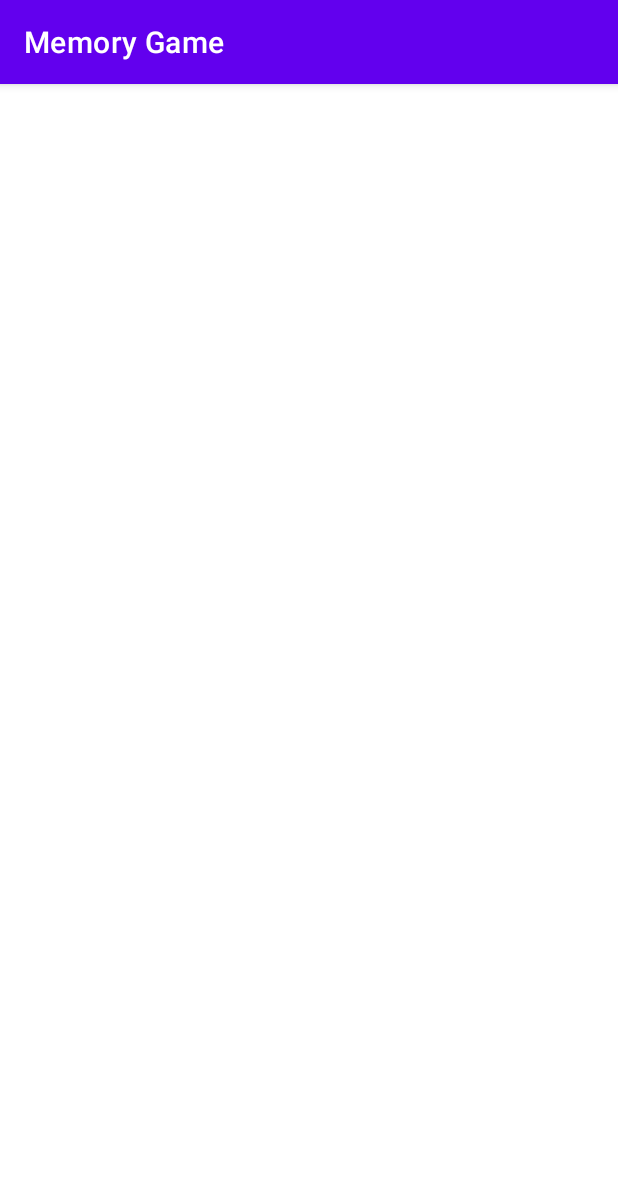
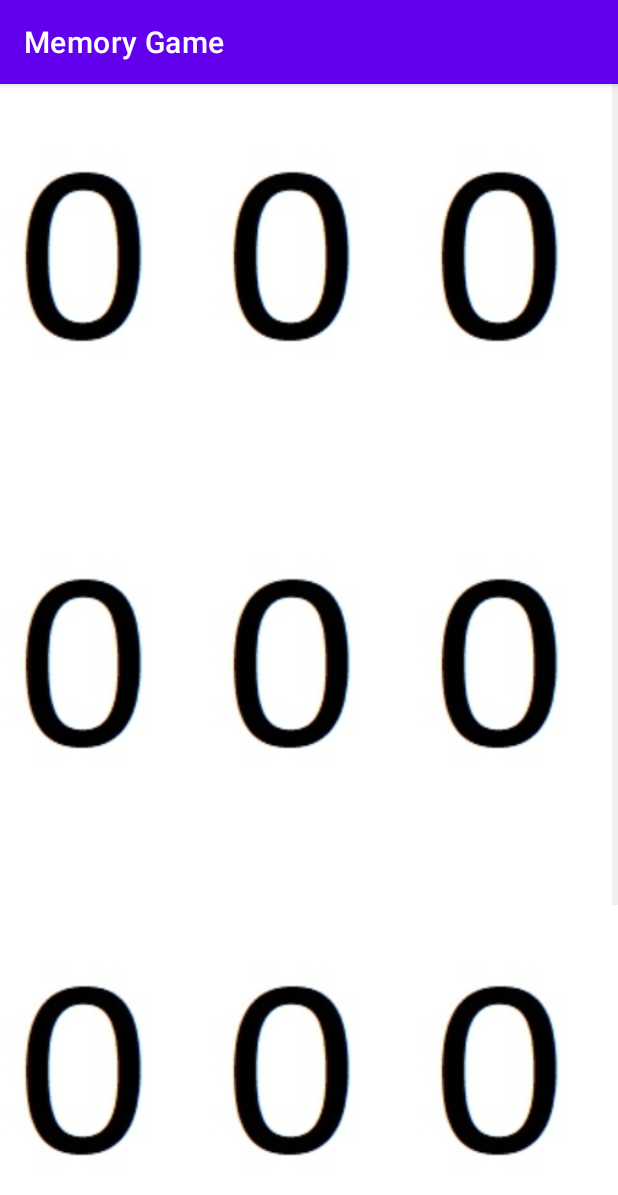
Before and after one commit to Danlin-Chen/MemoryGame, an Android app: the GameActivity screen opened directly, with no data from a screen before it, on a phone screen of 412 x 824 dp. Shown: the top 1195 px of the screen. Run offline under Robolectric (Android 15) with nearby library versions, the phone set to English and light mode, and no system bars.

Commit message:
Using images from drawable

```diff
--- a/app/src/main/java/iss/workshop/memorygame/GameActivity.java
+++ b/app/src/main/java/iss/workshop/memorygame/GameActivity.java
@@ -3,12 +3,85 @@ package iss.workshop.memorygame;
 import androidx.appcompat.app.AppCompatActivity;
 
 import android.os.Bundle;
+import android.os.Handler;
+import android.view.View;
+import android.widget.AdapterView;
+import android.widget.GridView;
+import android.widget.ImageView;
+
+import java.util.ArrayList;
+import java.util.Arrays;
+import java.util.Collections;
+import java.util.List;
 
 public class GameActivity extends AppCompatActivity {
+
+    private Integer[] mbaseImages = new Integer[12];
+    private List<Integer> gameImages = new ArrayList<Integer>();
+    private List<Integer> imagesFound = new ArrayList<Integer>();
+    private int previousImage = -1;
+
 
     @Override
     protected void onCreate(Bundle savedInstanceState) {
         super.onCreate(savedInstanceState);
         setContentView(R.layout.activity_game);
+
+        GridView gridView = (GridView) findViewById(R.id.gameImageGridView);
+
+        initImages();
+        gridView.setAdapter(new ImageAdapter(this, mbaseImages));
+
+        gridView.setOnItemClickListener(new AdapterView.OnItemClickListener() {
+            @Override
+            public void onItemClick(AdapterView<?> parent, View view, int position, long id) {
+                ImageView imageView = (ImageView) view;
+
+                if((!imagesFound.contains(position)) && position!=previousImage){
+                    if(previousImage == -1){
+                        previousImage = position;
+                        imageView.setImageResource(gameImages.get(position));
+                    }else{
+                        if(gameImages.get(previousImage)==gameImages.get(position)){
+                            imagesFound.add(position);
+                            imagesFound.add(previousImage);
+                            previousImage = -1;
+                            imageView.setImageResource(gameImages.get(position));
+
+                        }else{
+                            imageView.setImageResource(gameImages.get(position));
+                            final Handler handler = new Handler();
+                            handler.postDelayed(new Runnable() {
+                                @Override
+                                public void run() {
+                                    ImageView prevView = (ImageView) gridView.getChildAt(previousImage);
+                                    prevView.setImageResource(R.drawable.img_0);
+                                    imageView.setImageResource(R.drawable.img_0);
+                                    previousImage = -1;
+                                }
+                            }, 1000);
+                        }
+                    }
+                }
+
+            }
+        });
+    }
+
+    protected void initImages(){
+        Arrays.fill(mbaseImages, R.drawable.img_0);
+        gameImages.add(R.drawable.img_1);
+        gameImages.add(R.drawable.img_1);
+        gameImages.add(R.drawable.img_2);
+        gameImages.add(R.drawable.img_2);
+        gameImages.add(R.drawable.img_3);
+        gameImages.add(R.drawable.img_3);
+        gameImages.add(R.drawable.img_4);
+        gameImages.add(R.drawable.img_4);
+        gameImages.add(R.drawable.img_5);
+        gameImages.add(R.drawable.img_5);
+        gameImages.add(R.drawable.img_6);
+        gameImages.add(R.drawable.img_6);
+        //Collections.shuffle(gameImages);
     }
 }
--- /dev/null
+++ b/app/src/main/java/iss/workshop/memorygame/ImageAdapter.java
@@ -0,0 +1,56 @@
+package iss.workshop.memorygame;
+
+import android.content.Context;
+import android.view.View;
+import android.view.ViewGroup;
+import android.widget.BaseAdapter;
+import android.widget.GridView;
+import android.widget.ImageView;
+
+import java.util.Arrays;
+
+public class ImageAdapter extends BaseAdapter {
+
+    private Context mContext;
+
+    private Integer[] mImageIds;
+
+    public ImageAdapter(Context context, Integer[] ids){
+        mContext = context;
+        mImageIds = ids;
+    }
+
+    @Override
+    public int getCount() {
+        return mImageIds.length;
+    }
+
+    @Override
+    public Object getItem(int position) {
+        return null;
+    }
+
+    @Override
+    public long getItemId(int position) {
+        return 0;
+    }
+
+    @Override
+    public View getView(int position, View convertView, ViewGroup parent) {
+        ImageView imageView;
+
+        if (convertView == null) {
+            imageView = new ImageView(mContext);
+            imageView.setLayoutParams(new GridView.LayoutParams(300, 400));
+            imageView.setScaleType(ImageView.ScaleType.CENTER_CROP);
+            imageView.setPadding(8, 8, 8, 8);
+        }
+        else
+        {
+            imageView = (ImageView) convertView;
+        }
+        imageView.setImageResource(mImageIds[position]);
+        return imageView;
+    }
+
+}
--- a/app/src/main/res/layout/activity_game.xml
+++ b/app/src/main/res/layout/activity_game.xml
@@ -1,9 +1,21 @@
 <?xml version="1.0" encoding="utf-8"?>
-<androidx.constraintlayout.widget.ConstraintLayout xmlns:android="http://schemas.android.com/apk/res/android"
-    xmlns:app="http://schemas.android.com/apk/res-auto"
-    xmlns:tools="http://schemas.android.com/tools"
+<LinearLayout
+    xmlns:android="http://schemas.android.com/apk/res/android"
     android:layout_width="match_parent"
     android:layout_height="match_parent"
-    tools:context=".GameActivity">
+    android:orientation="vertical">
 
-</androidx.constraintlayout.widget.ConstraintLayout>
+  <GridView
+      android:id="@+id/gameImageGridView"
+      android:verticalSpacing="5dp"
+      android:horizontalSpacing="5dp"
+      android:numColumns="3"
+      android:columnWidth="90dp"
+      android:layout_width="fill_parent"
+      android:layout_height="fill_parent"
+      android:stretchMode="columnWidth"
+      android:gravity="center"
+      />
+
+
+</LinearLayout>
```
Also changed, not shown: app/src/main/java/iss/workshop/memorygame/MainActivity.java (+16 -0 lines), app/src/main/res/layout/activity_main.xml (+15 -13 lines), app/src/main/res/drawable-v24/img_0.jpg (added), app/src/main/res/drawable-v24/img_1.jpg (added), app/src/main/res/drawable-v24/img_2.jpg (added), app/src/main/res/drawable-v24/img_3.jpg (added), app/src/main/res/drawable-v24/img_4.jpg (added), app/src/main/res/drawable-v24/img_5.jpg (added), app/src/main/res/drawable-v24/img_6.jpg (added).
